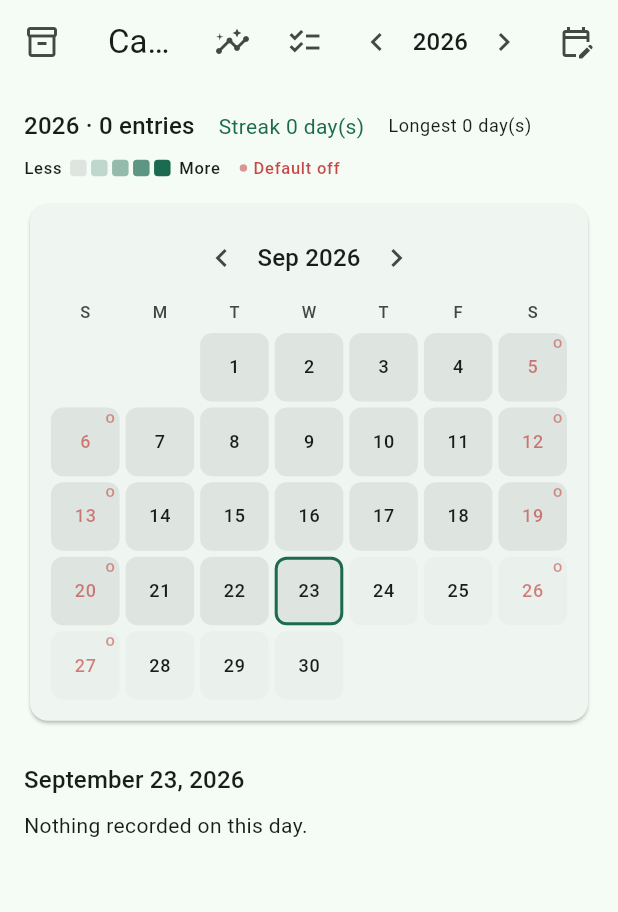
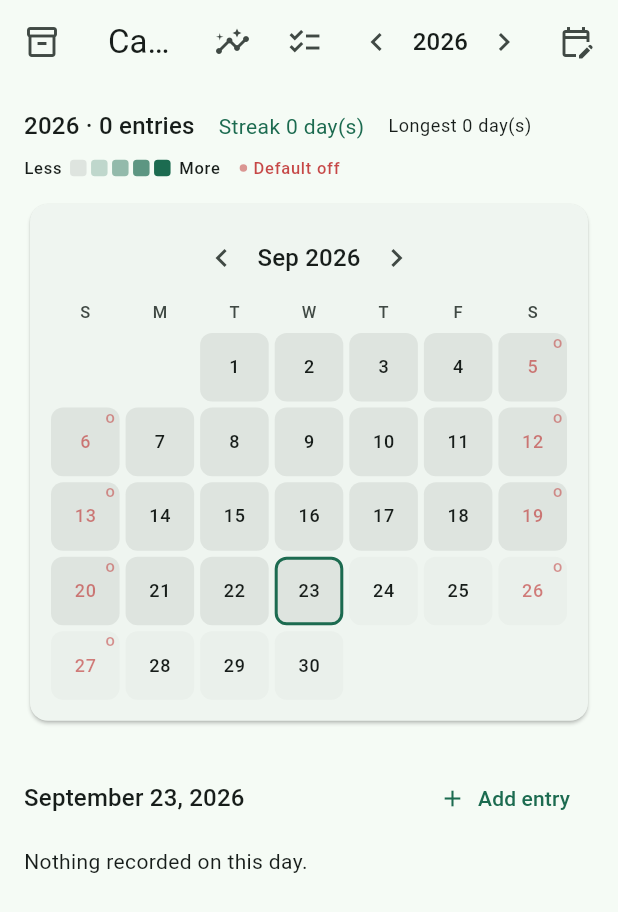
Before and after one commit to WHYBBE/roost, a Flutter app: the CalendarPage screen opened directly, on a phone screen of 412 x 824 dp. Shown: the top 912 px of the screen. Run offline on Flutter 3.47's test engine with Material 3 defaults, Android fonts, the phone set to English and light mode, and no system bars; our stand-ins replace audioplayers, drift, drift_flutter, shared_preferences; missing offline and left inert: file_selector, record; accounts and stored records are empty; generated files the repository leaves out were written again.

Commit message:
feat: 补记与改日期——编辑器可选记录日，日历日面板加「记一条」

```diff
--- a/lib/data/app_database.dart
+++ b/lib/data/app_database.dart
@@ -661,10 +661,12 @@ class AppDatabase extends _$AppDatabase {
     );
   }
 
-  Future<int> updateThought(int id, String content) {
+  /// 更新内容；传 [day] 即改记录日（用于补记与改日期）
+  Future<int> updateThought(int id, String content, {String? day}) {
     return (update(thoughts)..where((t) => t.id.equals(id))).write(
       ThoughtsCompanion(
         content: Value(content),
+        day: day == null ? const Value.absent() : Value(day),
         updatedAt: Value(DateTime.now().millisecondsSinceEpoch),
       ),
     );
--- a/lib/l10n/app_en.arb
+++ b/lib/l10n/app_en.arb
@@ -15,6 +15,8 @@
   "confirmDeleteBody": "This action cannot be undone.",
   "emptyThoughts": "No thoughts yet.\nWrite down your first one.",
   "emptyDay": "Nothing recorded on this day.",
+  "addEntry": "Add entry",
+  "recordDay": "Date",
   "moodLabel": "Mood",
   "tagEditorTitle": "Edit tag",
   "tagName": "Name",
--- a/lib/l10n/app_localizations.dart
+++ b/lib/l10n/app_localizations.dart
@@ -188,6 +188,18 @@ abstract class AppLocalizations {
   /// **'Nothing recorded on this day.'**
   String get emptyDay;
 
+  /// No description provided for @addEntry.
+  ///
+  /// In en, this message translates to:
+  /// **'Add entry'**
+  String get addEntry;
+
+  /// No description provided for @recordDay.
+  ///
+  /// In en, this message translates to:
+  /// **'Date'**
+  String get recordDay;
+
   /// No description provided for @moodLabel.
   ///
   /// In en, this message translates to:
--- a/lib/l10n/app_localizations_en.dart
+++ b/lib/l10n/app_localizations_en.dart
@@ -53,6 +53,12 @@ class AppLocalizationsEn extends AppLocalizations {
 
   @override
   String get emptyDay => 'Nothing recorded on this day.';
+
+  @override
+  String get addEntry => 'Add entry';
+
+  @override
+  String get recordDay => 'Date';
 
   @override
   String get moodLabel => 'Mood';
--- a/lib/l10n/app_localizations_zh.dart
+++ b/lib/l10n/app_localizations_zh.dart
@@ -53,6 +53,12 @@ class AppLocalizationsZh extends AppLocalizations {
 
   @override
   String get emptyDay => '这一天没有记录。';
+
+  @override
+  String get addEntry => '记一条';
+
+  @override
+  String get recordDay => '记录日';
 
   @override
   String get moodLabel => '心情';
--- a/lib/l10n/app_zh.arb
+++ b/lib/l10n/app_zh.arb
@@ -15,6 +15,8 @@
   "confirmDeleteBody": "删除后无法恢复。",
   "emptyThoughts": "还没有思绪。\n写下第一条吧。",
   "emptyDay": "这一天没有记录。",
+  "addEntry": "记一条",
+  "recordDay": "记录日",
   "moodLabel": "心情",
   "tagEditorTitle": "编辑标签",
   "tagName": "名称",
--- a/lib/pages/calendar_page.dart
+++ b/lib/pages/calendar_page.dart
@@ -249,12 +249,27 @@ class _CalendarPageState extends State<CalendarPage> {
                                       badgesByDay, dotsByDay, locale),
                               const SizedBox(height: 24),
                               if (_selectedDay != null) ...[
-                                Text(
-                                  DateFormat.yMMMMd(locale)
-                                      .format(DateTime.parse(_selectedDay!)),
-                                  style: Theme.of(context)
-                                      .textTheme
-                                      .titleMedium,
+                                Row(
+                                  children: [
+                                    Expanded(
+                                      child: Text(
+                                        DateFormat.yMMMMd(locale).format(
+                                            DateTime.parse(_selectedDay!)),
+                                        style: Theme.of(context)
+                                            .textTheme
+                                            .titleMedium,
+                                      ),
+                                    ),
+                                    // 补记：在该天新建一条思绪
+                                    TextButton.icon(
+                                      icon: const Icon(Icons.add, size: 18),
+                                      label: Text(l.addEntry),
+                                      onPressed: () => showEntryEditor(
+                                        context,
+                                        initialDay: _selectedDay,
+                                      ),
+                                    ),
+                                  ],
                                 ),
                                 const SizedBox(height: 8),
                                 // 当日计数器：+1/−1 计次
```
Also changed, not shown: lib/ui/entry_widgets.dart (+51 -5 lines), 1 other file.
